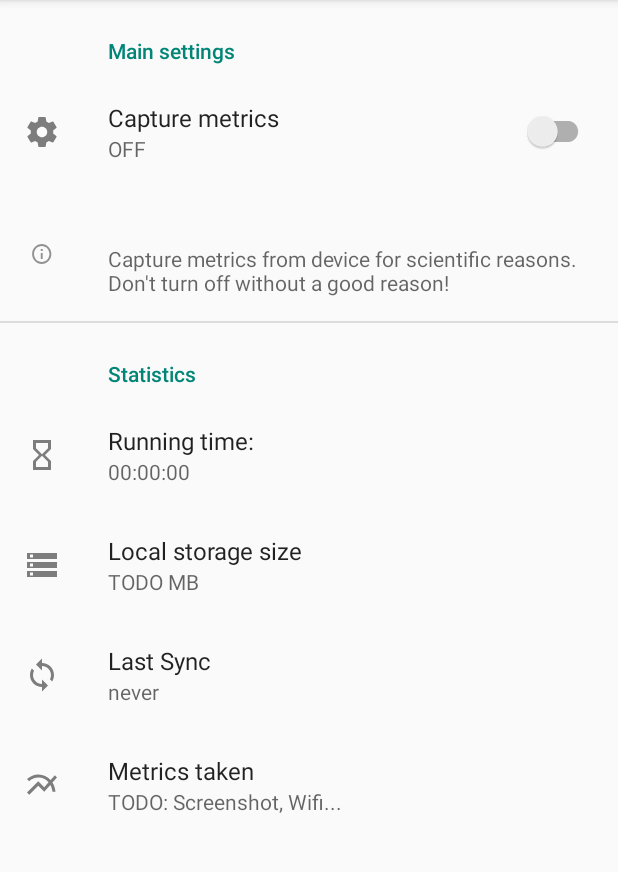
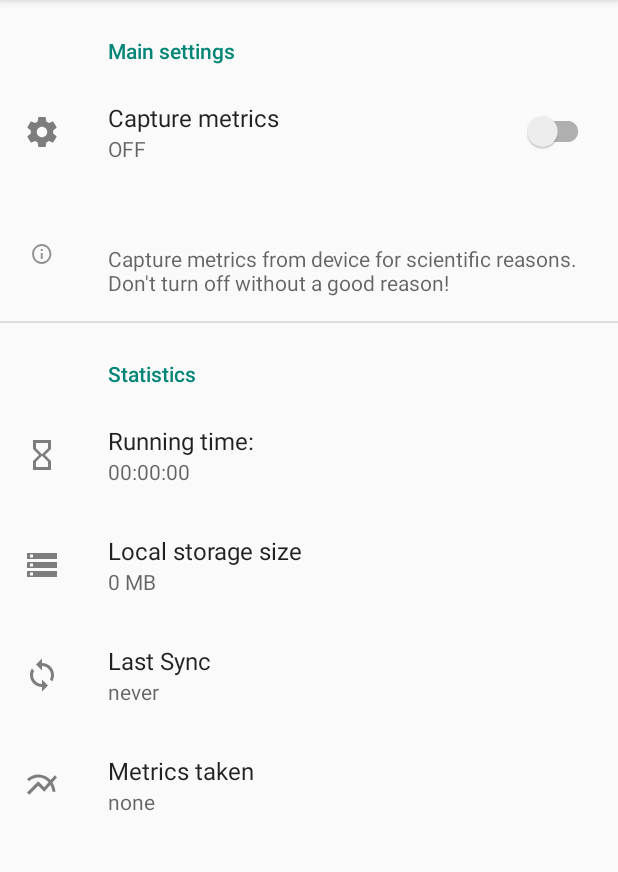
Before and after one commit to ondrejsotolar/android-datacollector, an Android app: the screen it shows after launch (MainActivity), on a phone screen of 412 x 824 dp, the part 84-956 px from its top. Run offline under Robolectric (Android 15) with nearby library versions, the phone set to English and light mode, and no system bars; our stand-ins replace androidx.preference.

Commit message:
Usage access dialog, redirect to settings

```diff
--- /dev/null
+++ b/app/src/main/res/drawable/ic_data_usage_green_24dp.xml
@@ -0,0 +1,5 @@
+<vector android:height="24dp" android:tint="@color/colorPrimary"
+    android:viewportHeight="24.0" android:viewportWidth="24.0"
+    android:width="24dp" xmlns:android="http://schemas.android.com/apk/res/android">
+    <path android:fillColor="#FF000000" android:pathData="M13,2.05v3.03c3.39,0.49 6,3.39 6,6.92 0,0.9 -0.18,1.75 -0.48,2.54l2.6,1.53c0.56,-1.24 0.88,-2.62 0.88,-4.07 0,-5.18 -3.95,-9.45 -9,-9.95zM12,19c-3.87,0 -7,-3.13 -7,-7 0,-3.53 2.61,-6.43 6,-6.92V2.05c-5.06,0.5 -9,4.76 -9,9.95 0,5.52 4.47,10 9.99,10 3.31,0 6.24,-1.61 8.06,-4.09l-2.6,-1.53C16.17,17.98 14.21,19 12,19z"/>
+</vector>
--- a/app/src/main/res/xml/preferences.xml
+++ b/app/src/main/res/xml/preferences.xml
@@ -24,7 +24,7 @@
         <Preference
             app:key="localStorage"
             app:title="@string/local_storage_size"
-            app:summary="TODO MB"
+            app:summary="0 MB"
             app:icon="@drawable/ic_storage_grey_24dp"/>
 
         <Preference
@@ -36,7 +36,7 @@
         <Preference
             app:key="metricsTaken"
             app:title="@string/metrics_taken"
-            app:summary="TODO: Screenshot, Wifi..."
+            app:summary="none"
             app:icon="@drawable/ic_multiline_chart_grey_24dp"/>
     </PreferenceCategory>
 </androidx.preference.PreferenceScreen>
```
Also changed, not shown: app/src/main/java/cz/muni/irtis/datacollector/MainActivity.java (+4 -5 lines), app/src/main/java/cz/muni/irtis/datacollector/UsageStatsDialogFragment.java (+24 -5 lines).
